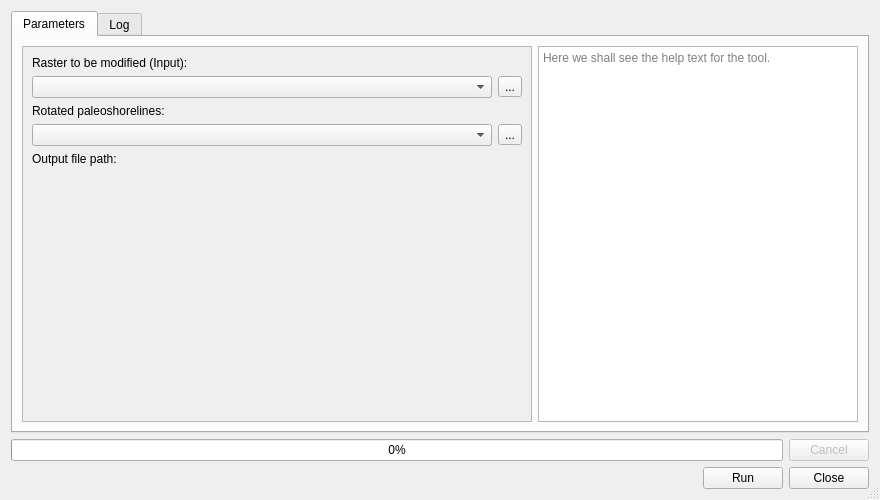
Before: the Qt Designer form paleoshorelines_dialog_base.ui in jaminzoda/terra-antiqua, drawn with Qt 5.
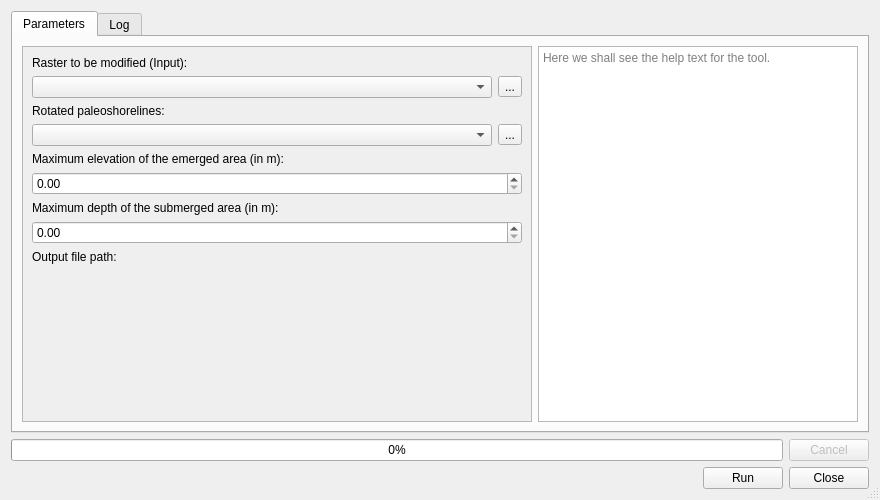
After: the same form once the commit is applied. Custom widgets are drawn as their Qt base class.

Commit message:
depth and elevation options added to the paleoshorelines
I added the dpuble spin boxes to constrain depth of the bathymetry and elevation of the land area. These haven't been linked to the code yet.

```diff
--- a/paleoshorelines_dialog_base.ui
+++ b/paleoshorelines_dialog_base.ui
@@ -126,11 +126,24 @@
             </layout>
            </item>
            <item>
-            <layout class="QHBoxLayout" name="horizontalLayout_4">
-             <property name="spacing">
-              <number>6</number>
+            <widget class="QLabel" name="label_4">
+             <property name="text">
+              <string>Maximum elevation of the emerged area (in m):</string>
              </property>
-            </layout>
+            </widget>
+           </item>
+           <item>
+            <widget class="QDoubleSpinBox" name="doubleSpinBox_2"/>
+           </item>
+           <item>
+            <widget class="QLabel" name="label_3">
+             <property name="text">
+              <string>Maximum depth of the submerged area (in m):</string>
+             </property>
+            </widget>
+           </item>
+           <item>
+            <widget class="QDoubleSpinBox" name="doubleSpinBox"/>
            </item>
            <item>
             <layout class="QVBoxLayout" name="verticalLayout_3">
```
The commit also changes 1 other file.
